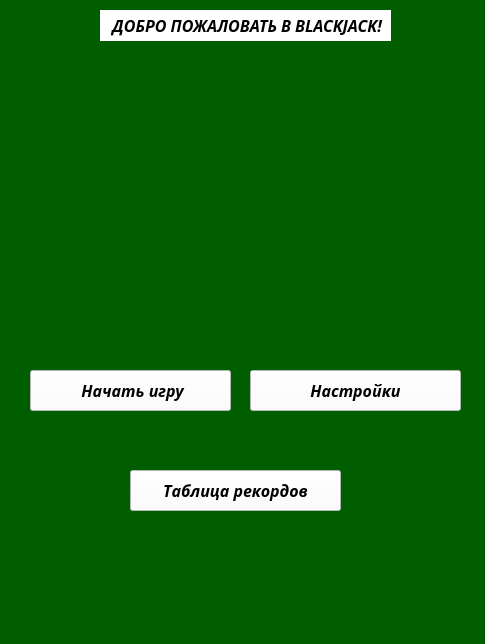
Before: the Qt Designer form meenyoo.ui in Tikhon2783/yandex-liceum-QT-project, drawn with Qt 5.
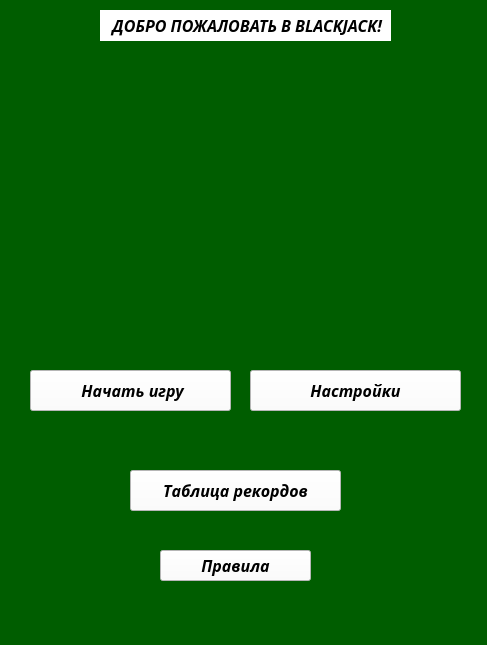
After: the same form once the commit is applied. Icons and pictures are not drawn.

Patch:
```diff
--- a/meenyoo.ui
+++ b/meenyoo.ui
@@ -6,8 +6,8 @@
    <rect>
     <x>0</x>
     <y>0</y>
-    <width>485</width>
-    <height>644</height>
+    <width>487</width>
+    <height>645</height>
    </rect>
   </property>
   <property name="windowTitle">
@@ -138,6 +138,31 @@
      <pixmap>images (1).jpg</pixmap>
     </property>
    </widget>
+   <widget class="QPushButton" name="pushButton">
+    <property name="geometry">
+     <rect>
+      <x>160</x>
+      <y>550</y>
+      <width>151</width>
+      <height>31</height>
+     </rect>
+    </property>
+    <property name="font">
+     <font>
+      <family>Noto Serif Cond</family>
+      <pointsize>12</pointsize>
+      <weight>75</weight>
+      <italic>true</italic>
+      <bold>true</bold>
+     </font>
+    </property>
+    <property name="styleSheet">
+     <string notr="true">background-color: rgb(255, 255, 255);</string>
+    </property>
+    <property name="text">
+     <string>Правила</string>
+    </property>
+   </widget>
   </widget>
   <widget class="QMenuBar" name="menubar">
    <property name="geometry">
```
Left out of the diff: 2 changed lines with no effect on the pictures.
